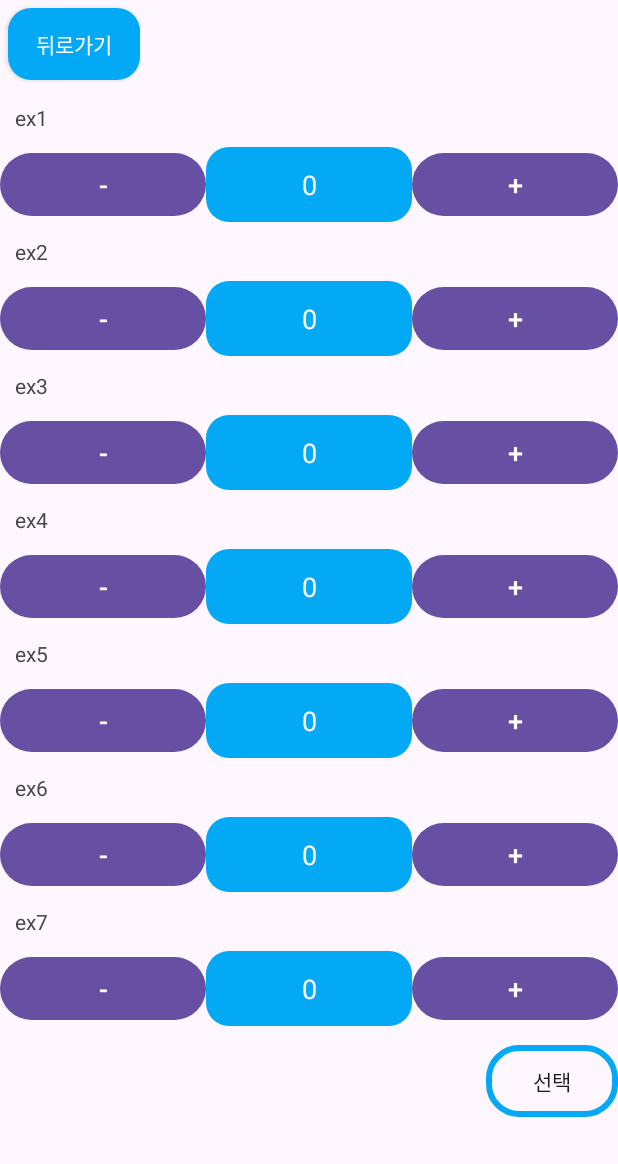
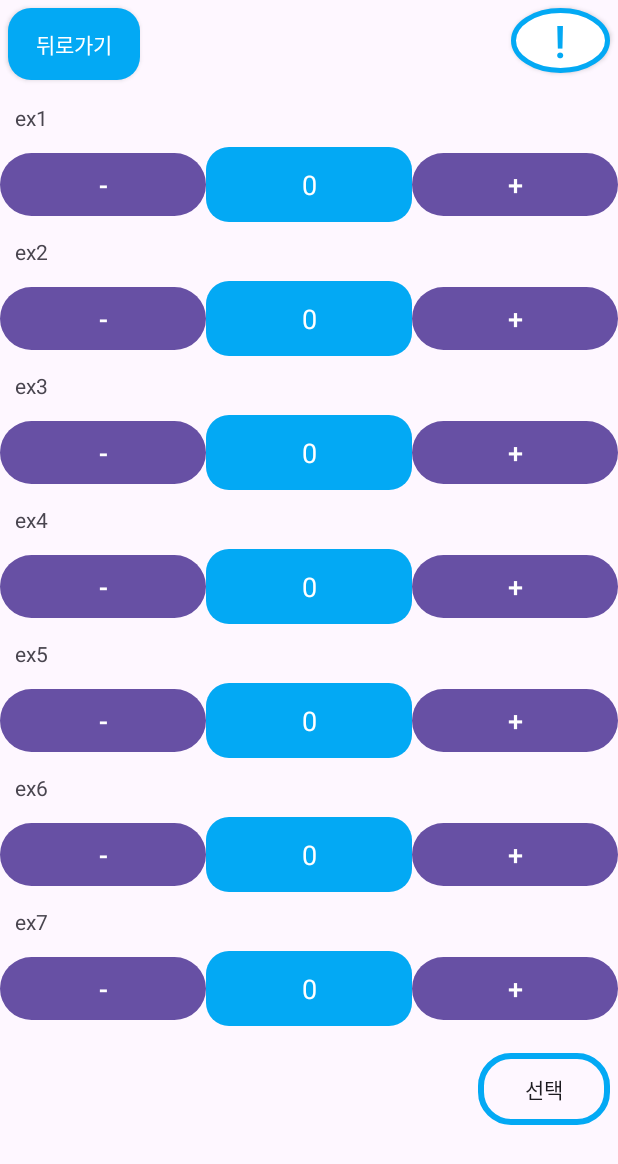
Before and after one commit to Githarold/BartendAiRtist, an Android app: the Custom screen opened directly, with no data from a screen before it, on a phone screen of 412 x 824 dp. Shown: the top 1164 px of the screen. Run offline under Robolectric (Android 15) with nearby library versions, the phone set to English and light mode, and no system bars.

Commit message:
feat : 커스텀 디테일 추가

```diff
--- a/project/app/src/main/java/com/example/project/Custom.kt
+++ b/project/app/src/main/java/com/example/project/Custom.kt
@@ -65,11 +65,16 @@ class Custom : AppCompatActivity() {
         val selectBtn = findViewById<Button>(R.id.selectBtn)
         selectBtn.setOnClickListener {
             calculateTotalQuantity(ingredientsList)
-            if (totalQuantity > 10) {
+            if (totalQuantity > 7) {
                 showWarningDialog()
             } else {
                 showConfirmationDialog()
             }
+        }
+
+        val noticeBtn = findViewById<Button>(R.id.noticeBtn)
+        noticeBtn.setOnClickListener{
+            showCustomUnitDialog()
         }
     }
 
@@ -117,4 +122,15 @@ class Custom : AppCompatActivity() {
             totalQuantity += ingredient.quantity
         }
     }
+
+    private fun showCustomUnitDialog() {
+        val builder = AlertDialog.Builder(this)
+        builder.setTitle("커스텀 단위")
+        builder.setMessage("1=한펌프=30mL 입니다! \n재료의 총 펌프수 합이 7(=210mL)를 \n넘는다면 컵이 넘칠 수 있습니다!")
+        builder.setPositiveButton("확인") { dialog, _ ->
+            dialog.dismiss()
+        }
+        val dialog = builder.create()
+        dialog.show()
+    }
 }
--- /dev/null
+++ b/project/app/src/main/res/drawable/btn_circle.xml
@@ -0,0 +1,11 @@
+<?xml version="1.0" encoding="utf-8"?>
+<shape xmlns:android="http://schemas.android.com/apk/res/android"
+    android:shape="oval">
+    <solid android:color="#FFFFFF"/>
+    <stroke
+        android:width="3dp"
+        android:color="#03A9F4"/>
+    <size
+        android:width="100dp"
+        android:height="100dp"/>
+</shape>
--- a/project/app/src/main/res/layout/activity_custom.xml
+++ b/project/app/src/main/res/layout/activity_custom.xml
@@ -8,6 +8,10 @@
     android:orientation="vertical"
     tools:context=".Custom">
 
+    <RelativeLayout
+        android:layout_width="match_parent"
+        android:layout_height="wrap_content">
+
         <androidx.appcompat.widget.AppCompatButton
             android:id="@+id/backBtn"
             android:layout_width="wrap_content"
@@ -15,7 +19,27 @@
             android:text="뒤로가기"
             android:background="@drawable/btn_background"
             android:layout_margin="5dp"
-        android:textColor="#FFFFFF"/>
+            android:textColor="#FFFFFF"
+            android:layout_alignParentStart="true"
+            android:layout_centerVertical="true" />
+
+        <androidx.appcompat.widget.AppCompatButton
+            android:id="@+id/noticeBtn"
+            android:layout_width="52dp"
+            android:layout_height="43dp"
+            android:layout_alignParentEnd="true"
+            android:layout_marginStart="242dp"
+            android:layout_marginLeft="5dp"
+            android:layout_marginTop="5dp"
+            android:layout_marginEnd="5dp"
+            android:layout_marginRight="5dp"
+            android:layout_marginBottom="5dp"
+            android:layout_toEndOf="@id/backBtn"
+            android:background="@drawable/btn_circle"
+            android:text="!"
+            android:textColor="#03A9F4"
+            android:textSize="30dp" />
+    </RelativeLayout>
 
     <androidx.recyclerview.widget.RecyclerView
         android:id="@+id/cocktail_ingredients_list"
@@ -27,6 +51,7 @@
         android:layout_width="wrap_content"
         android:layout_height="wrap_content"
         android:background="@drawable/edit_background"
-        android:layout_gravity="bottom|right"
-        android:text="선택" />
+        android:layout_gravity="bottom|end"
+        android:text="선택"
+        android:layout_margin="5dp" />
 </LinearLayout>
```
Also changed, not shown: 42 other files. Lines whose indentation alone changed are shown as unchanged.
